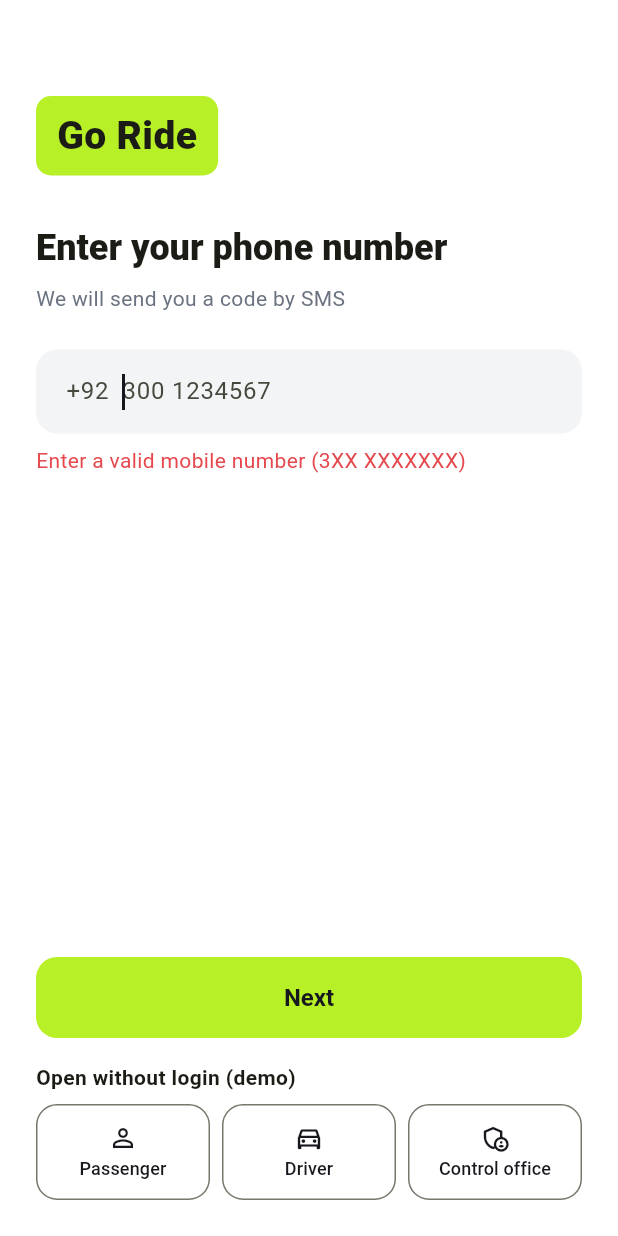
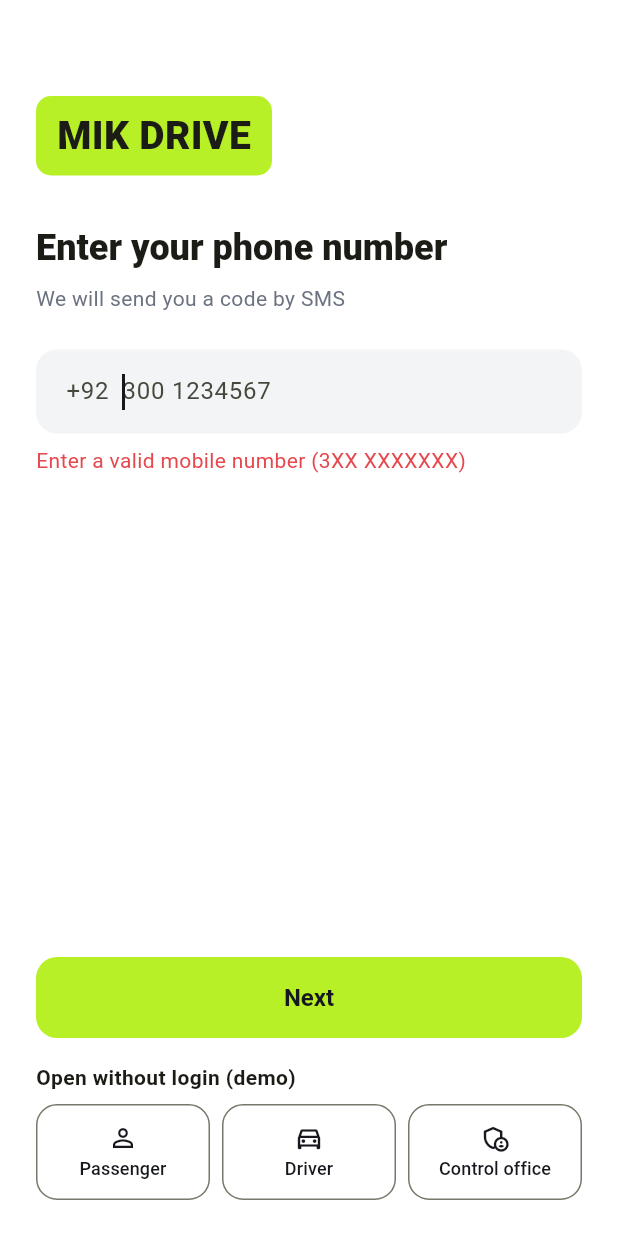
Before and after one commit to miqballhr9-lab/go-ride, a Flutter app: the screen it shows after launch, after a tap on "Next", on a phone screen of 412 x 824 dp. Run offline on Flutter 3.47's test engine with Material 3 defaults, Android fonts, the phone set to English and light mode, and no system bars; our stand-ins replace flutter_map, latlong2; accounts and stored records are empty.

Commit message:
Rename app to MIK DRIVE
App title, logo, notifications, support messages, Android and iOS labels, web title and README.

Co-Authored-By: Claude Opus 5.5 <noreply@anthropic.com>
Claude-Session: https://claude.ai/code/session_01BRYDasa9vMcyHgqwWPmJDF

```diff
--- a/lib/admin/admin_login.dart
+++ b/lib/admin/admin_login.dart
@@ -49,7 +49,7 @@ class _AdminLoginScreenState extends State<AdminLoginScreen> {
               child: Padding(
                 padding: const EdgeInsets.all(24),
                 child: Column(mainAxisSize: MainAxisSize.min, crossAxisAlignment: CrossAxisAlignment.stretch, children: [
-                  const Text('Go Ride', style: TextStyle(fontSize: 24, fontWeight: FontWeight.w900)),
+                  const Text('MIK DRIVE', style: TextStyle(fontSize: 24, fontWeight: FontWeight.w900)),
                   const Text('Control office', style: TextStyle(color: AppColors.muted)),
                   const SizedBox(height: 24),
                   TextField(controller: user, decoration: const InputDecoration(labelText: 'Username')),
--- a/lib/admin/admin_ops.dart
+++ b/lib/admin/admin_ops.dart
@@ -708,7 +708,7 @@ class _AdminSettingsState extends State<AdminSettings> {
           child: Column(crossAxisAlignment: CrossAxisAlignment.start, children: [
             const Text('Commission and zones', style: TextStyle(fontWeight: FontWeight.w800, fontSize: 16)),
             const SizedBox(height: 4),
-            const Text('Commission is the share of each completed ride drivers pay to Go Ride. '
+            const Text('Commission is the share of each completed ride drivers pay to MIK DRIVE. '
                 'The airport fee is added when a trip starts or ends at the airport.',
                 style: TextStyle(color: AppColors.muted)),
             const SizedBox(height: 12),
--- a/lib/admin/admin_shell.dart
+++ b/lib/admin/admin_shell.dart
@@ -140,7 +140,7 @@ class _AdminShellState extends State<AdminShell> {
             const Padding(
               padding: EdgeInsets.fromLTRB(20, 20, 20, 4),
               child: Text(
-                'Go Ride',
+                'MIK DRIVE',
                 style: TextStyle(color: AppColors.brand, fontSize: 22, fontWeight: FontWeight.w900),
               ),
             ),
--- a/lib/main.dart
+++ b/lib/main.dart
@@ -9,7 +9,7 @@ import 'store.dart';
 import 'theme.dart';
 
 void main() {
-  runApp(GoRideApp(store: AppStore()));
+  runApp(MikDriveApp(store: AppStore()));
 }
 
 /// Store ko poori app tak pohanchata hai; state badalne pe UI rebuild hoti hai.
@@ -21,16 +21,16 @@ class StoreScope extends InheritedNotifier<AppStore> {
       context.dependOnInheritedWidgetOfExactType<StoreScope>()!.notifier!;
 }
 
-class GoRideApp extends StatelessWidget {
+class MikDriveApp extends StatelessWidget {
   final AppStore store;
-  const GoRideApp({super.key, required this.store});
+  const MikDriveApp({super.key, required this.store});
 
   @override
   Widget build(BuildContext context) {
     return StoreScope(
       store: store,
       child: MaterialApp(
-        title: 'Go Ride',
+        title: 'MIK DRIVE',
         debugShowCheckedModeBanner: false,
         theme: buildTheme(),
         home: const RootGate(),
--- a/lib/models.dart
+++ b/lib/models.dart
@@ -140,7 +140,7 @@ extension TxTypeLabel on TxType {
         TxType.ridePayment => 'Ride payment',
         TxType.rideEarning => 'Ride earning',
         TxType.adjustment => 'Adjustment by support',
-        TxType.promo => 'Promo discount paid by Go Ride',
+        TxType.promo => 'Promo discount paid by MIK DRIVE',
         TxType.referral => 'Referral bonus',
         TxType.bonus => 'Driver bonus',
         TxType.withdrawal => 'Withdrawal',
@@ -502,7 +502,7 @@ class RideRequest {
   final DateTime? scheduledAt; // baad ke waqt ki ride / intercity rawangi
   final int seats; // intercity
   final String? promoCode;
-  final int discount; // promo se passenger ki bachat (Go Ride deta hai)
+  final int discount; // promo se passenger ki bachat (MIK DRIVE deta hai)
 
   RideStatus status = RideStatus.searching;
   bool refunded = false;
--- a/lib/screens/driver/driver_registration.dart
+++ b/lib/screens/driver/driver_registration.dart
@@ -78,7 +78,7 @@ class _DriverRegistrationState extends State<DriverRegistration> {
         child: ListView(
           padding: const EdgeInsets.all(16),
           children: [
-            const Text('Earn with Go Ride on your own schedule. Fill in your details and our team will '
+            const Text('Earn with MIK DRIVE on your own schedule. Fill in your details and our team will '
                 'verify your documents within 24 hours.',
                 style: TextStyle(color: AppColors.muted)),
             const SizedBox(height: 20),
--- a/lib/screens/driver/driver_ride_view.dart
+++ b/lib/screens/driver/driver_ride_view.dart
@@ -51,7 +51,7 @@ class _DriverRideViewState extends State<DriverRideView> {
                 if (ride.status == RideStatus.cancelled)
                   Text(ride.cancelReason ?? '', style: const TextStyle(color: AppColors.muted)),
                 if (ride.status == RideStatus.completed)
-                  Text('Go Ride commission: ${pkr(ride.commission)} · You keep ${pkr(fare - ride.commission)}',
+                  Text('MIK DRIVE commission: ${pkr(ride.commission)} · You keep ${pkr(fare - ride.commission)}',
                       style: const TextStyle(color: AppColors.muted)),
                 const SizedBox(height: 12),
                 Row(children: [
@@ -111,7 +111,7 @@ class _DriverRideViewState extends State<DriverRideView> {
             style: OutlinedButton.styleFrom(foregroundColor: AppColors.danger),
             onPressed: () {
               store.raiseSos(ride);
-              showSnack(context, 'SOS sent. Go Ride safety team is alerted.');
+              showSnack(context, 'SOS sent. MIK DRIVE safety team is alerted.');
             },
             icon: const Icon(Icons.sos),
             label: const Text('SOS'),
--- a/lib/screens/login_screen.dart
+++ b/lib/screens/login_screen.dart
@@ -58,7 +58,7 @@ class _LoginScreenState extends State<LoginScreen> {
           case LoginResult.newUser:
             setState(() => step = _Step.signup);
           case LoginResult.blocked:
-            setState(() => error = 'This account has been blocked. Please contact Go Ride support.');
+            setState(() => error = 'This account has been blocked. Please contact MIK DRIVE support.');
         }
       case _Step.signup:
         final email = emailCtrl.text.trim();
@@ -111,7 +111,7 @@ class _LoginScreenState extends State<LoginScreen> {
                           color: AppColors.brand,
                           borderRadius: BorderRadius.circular(10),
                         ),
-                        child: const Text('Go Ride',
+                        child: const Text('MIK DRIVE',
                             style: TextStyle(fontSize: 26, fontWeight: FontWeight.w900)),
                       ),
                       const SizedBox(height: 32),
--- a/lib/screens/passenger/passenger_ride_view.dart
+++ b/lib/screens/passenger/passenger_ride_view.dart
@@ -195,7 +195,7 @@ class _PassengerRideViewState extends State<PassengerRideView> {
               style: OutlinedButton.styleFrom(foregroundColor: AppColors.danger),
               onPressed: () {
                 store.raiseSos(ride);
-                showSnack(context, 'SOS sent. Go Ride safety team is alerted and can see your trip. Call 15 if needed.');
+                showSnack(context, 'SOS sent. MIK DRIVE safety team is alerted and can see your trip. Call 15 if needed.');
               },
               icon: const Icon(Icons.sos),
               label: const Text('SOS'),
--- a/lib/screens/support/support_home.dart
+++ b/lib/screens/support/support_home.dart
@@ -15,7 +15,7 @@ const _faq = [
   ('How do I become a driver?',
       'Open the menu, tap "Driver mode" and complete the registration with your CNIC, license and vehicle documents. Our team reviews it within 24 hours.'),
   ('How does commission work for drivers?',
-      'Go Ride keeps a small percentage of each completed ride. You can see it on the Driver mode earnings card.'),
+      'MIK DRIVE keeps a small percentage of each completed ride. You can see it on the Driver mode earnings card.'),
   ('How do I cancel a ride?',
       'Tap "Cancel ride" before the trip starts and choose a reason. Frequent cancellations may lower your rating.'),
 ];
@@ -198,7 +198,7 @@ class _TicketThreadScreenState extends State<TicketThreadScreen> {
                   text: m.text,
                   mine: !m.fromSupport,
                   time: m.time,
-                  label: m.fromSupport ? 'Go Ride Support' : null,
+                  label: m.fromSupport ? 'MIK DRIVE Support' : null,
                 ),
             ],
           ),
--- a/lib/screens/wallet_screen.dart
+++ b/lib/screens/wallet_screen.dart
@@ -35,7 +35,7 @@ class WalletScreen extends StatelessWidget {
               const SizedBox(height: 4),
               Text(
                 isDriver
-                    ? 'Go Ride commission is taken from this balance after each ride.'
+                    ? 'MIK DRIVE commission is taken from this balance after each ride.'
                     : 'Pay for rides with your wallet instead of cash.',
                 style: const TextStyle(color: Colors.white70, fontSize: 13),
               ),
@@ -233,7 +233,7 @@ class _TopUpScreenState extends State<TopUpScreen> {
               padding: const EdgeInsets.all(12),
               margin: const EdgeInsets.only(bottom: 12),
               decoration: BoxDecoration(color: AppColors.surface, borderRadius: BorderRadius.circular(12)),
-              child: const Text('Send the amount to:\nGo Ride (Pvt) Ltd · Meezan Bank\nIBAN PK00 MEZN 0000 0000 0000 0000\n'
+              child: const Text('Send the amount to:\nMIK DRIVE (Pvt) Ltd · Meezan Bank\nIBAN PK00 MEZN 0000 0000 0000 0000\n'
                   'Then enter your transaction reference below.'),
             ),
           TextField(controller: account, decoration: InputDecoration(labelText: _accountLabel)),
--- a/lib/store.dart
+++ b/lib/store.dart
@@ -457,7 +457,7 @@ class AppStore extends ChangeNotifier {
       _tx(req.passengerId, TxType.ridePayment, -req.passengerPays, rideId: req.id, time: time);
       _tx(driverId, TxType.rideEarning, req.passengerPays, rideId: req.id, time: time);
     }
-    // Promo ka discount Go Ride driver ko deta hai, taake driver ka nuqsan na ho.
+    // Promo ka discount MIK DRIVE driver ko deta hai, taake driver ka nuqsan na ho.
     if (req.discount > 0) _tx(driverId, TxType.promo, req.discount, rideId: req.id, time: time);
     // inDrive ki tarah commission driver ke wallet se kat-ta hai.
     _tx(driverId, TxType.commission, -req.commission, rideId: req.id, time: time);
@@ -547,7 +547,7 @@ class AppStore extends ChangeNotifier {
 
   void warnUser(AppUser u, String reason) {
     u.warnings++;
-    notify(Audience.user, 'Warning from Go Ride', reason, userId: u.id);
+    notify(Audience.user, 'Warning from MIK DRIVE', reason, userId: u.id);
     _audit('Warned user', '${u.name}: $reason');
     notifyListeners();
   }
@@ -1008,7 +1008,7 @@ class AppStore extends ChangeNotifier {
     _later(1, () {
       t.messages.add(TicketMessage(
         fromSupport: true,
-        text: 'Thank you for contacting Go Ride support. Your ticket number is ${t.id}. '
+        text: 'Thank you for contacting MIK DRIVE support. Your ticket number is ${t.id}. '
             'Our team will reply here as soon as possible.',
       ));
     });
@@ -1080,7 +1080,7 @@ class AppStore extends ChangeNotifier {
     if (!r.status.isActive) return;
     r.status = RideStatus.cancelled;
     r.cancelledBy = 'admin';
-    r.cancelReason = 'Cancelled by Go Ride support';
+    r.cancelReason = 'Cancelled by MIK DRIVE support';
     _audit('Cancelled ride', r.id);
     notifyListeners();
   }
@@ -1340,7 +1340,7 @@ class AppStore extends ChangeNotifier {
       id: _newId('U'),
       phone: demoPassengerPhone,
       name: 'Demo Passenger',
-      email: 'passenger@goride.demo',
+      email: 'passenger@mikdrive.demo',
       createdAt: now.subtract(const Duration(days: 30)),
     );
     _addUser(demoPassenger);
@@ -1348,7 +1348,7 @@ class AppStore extends ChangeNotifier {
       id: _newId('U'),
       phone: demoDriverPhone,
       name: 'Demo Driver',
-      email: 'driver@goride.demo',
+      email: 'driver@mikdrive.demo',
       createdAt: now.subtract(const Duration(days: 60)),
     )..driver = DriverProfile(
         cnic: '35202-1234567-1',
@@ -1434,7 +1434,7 @@ class AppStore extends ChangeNotifier {
       AppNotification(
           id: _newId('N'),
           audience: Audience.everyone,
-          title: 'Welcome to Go Ride',
+          title: 'Welcome to MIK DRIVE',
           body: 'Ride, courier, freight and intercity: all in one app. Offer your own fare!',
           time: now.subtract(const Duration(days: 1))),
       AppNotification(
--- a/pubspec.yaml
+++ b/pubspec.yaml
@@ -1,5 +1,5 @@
 name: go_ride
-description: "A new Flutter project."
+description: "MIK DRIVE - ride, courier, freight and intercity app with control office."
 # The following line prevents the package from being accidentally published to
 # pub.dev using `flutter pub publish`. This is preferred for private packages.
 publish_to: 'none' # Remove this line if you wish to publish to pub.dev
```
Also changed, not shown: 6 other files.
